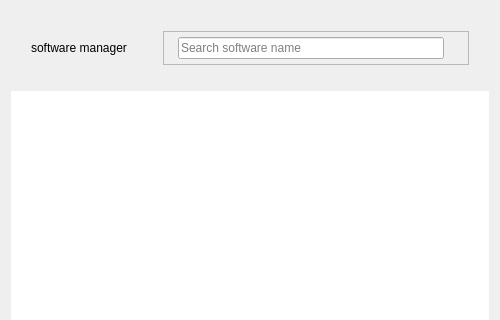
Above: resources/software_manager2.ui from GrandLoong/software_manager before the change; both pictures show x 0 to 500 and y 0 to 320 of the 500 by 796 pixel window. Below: the same form after it.
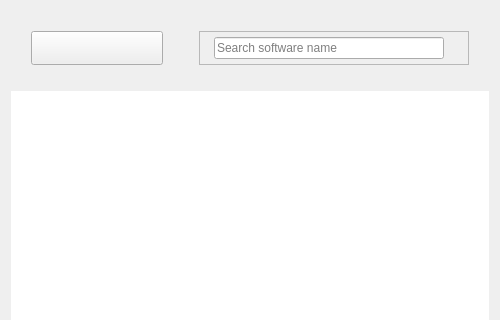
That is the form after the change. Icons and pictures are not drawn.

The edit to the form file:
```diff
--- a/resources/software_manager2.ui
+++ b/resources/software_manager2.ui
@@ -60,30 +60,42 @@
        <number>20</number>
       </property>
       <item>
-       <widget class="QLabel" name="label_project">
+       <widget class="QPushButton" name="pushButton_top_icon">
+        <property name="sizePolicy">
+         <sizepolicy hsizetype="Minimum" vsizetype="Preferred">
+          <horstretch>0</horstretch>
+          <verstretch>0</verstretch>
+         </sizepolicy>
+        </property>
         <property name="minimumSize">
          <size>
-          <width>0</width>
-          <height>0</height>
+          <width>132</width>
+          <height>26</height>
+         </size>
+        </property>
+        <property name="maximumSize">
+         <size>
+          <width>200</width>
+          <height>48</height>
          </size>
         </property>
         <property name="mouseTracking">
          <bool>true</bool>
         </property>
-        <property name="styleSheet">
-         <string notr="true"/>
+        <property name="focusPolicy">
+         <enum>Qt::NoFocus</enum>
         </property>
         <property name="text">
-         <string>software manager</string>
+         <string/>
         </property>
-        <property name="textFormat">
-         <enum>Qt::PlainText</enum>
+        <property name="iconSize">
+         <size>
+          <width>400</width>
+          <height>48</height>
+         </size>
         </property>
-        <property name="scaledContents">
-         <bool>true</bool>
-        </property>
-        <property name="margin">
-         <number>10</number>
+        <property name="autoDefault">
+         <bool>false</bool>
         </property>
        </widget>
       </item>
```
Left out of the diff: 2 changed lines with no effect on the pictures.
